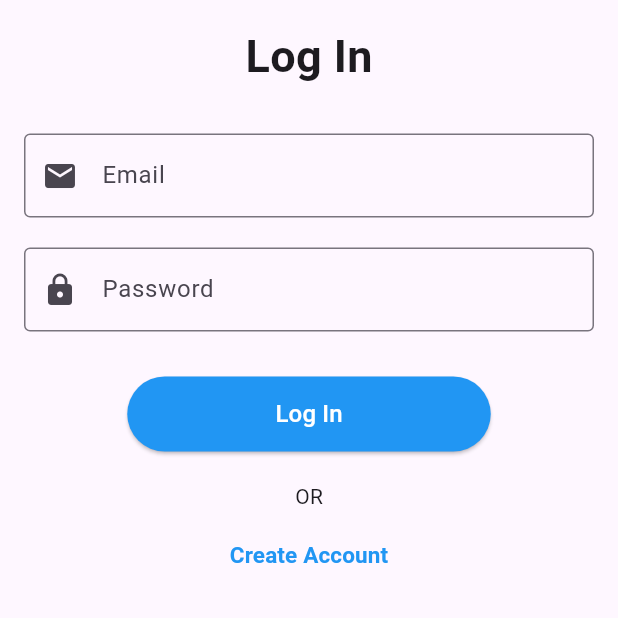
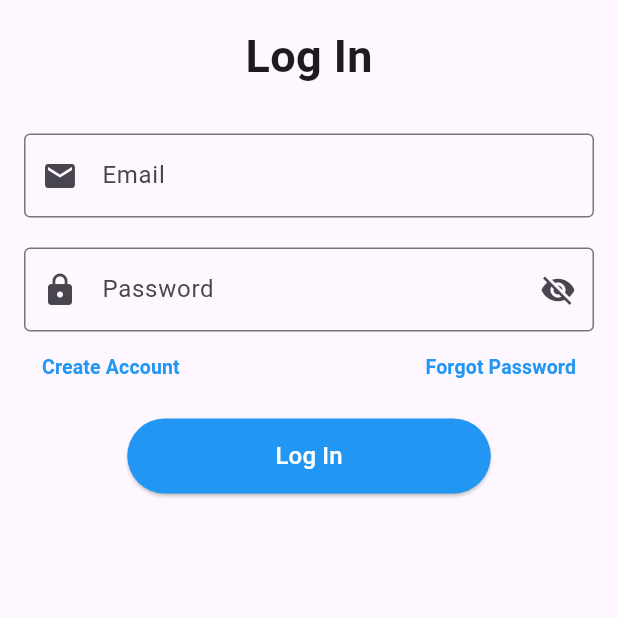
Before and after one commit to arpitWork1999/chat_app, a Flutter app: the screen it shows after launch, after a tap on "Create Account", after a tap on "Sign In", on a phone screen of 412 x 824 dp, the top half of it. Run offline on Flutter 3.47's test engine with Material 3 defaults, Android fonts, the phone set to English and light mode, and no system bars; our stand-ins replace cloud_firestore, country_code_picker, firebase_auth, firebase_core, fluttertoast, shared_preferences; accounts and stored records are empty.

Commit message:
Worked on Login Sign up functionality

```diff
--- a/lib/apiService/api_service.dart
+++ b/lib/apiService/api_service.dart
@@ -21,7 +21,6 @@ class ApiService{
         },
       );
       if (response.statusCode == 200) {
-        print("response---->>>>${response.body}");
         return User.fromJson(jsonDecode(response.body) );
       } else {
         throw Exception('Failed to post data');
@@ -31,7 +30,6 @@ class ApiService{
       throw Exception('An error occurred: $e');
     }
   }
-
 
   Future<SuccessResponse> signUpApi(
       {
--- a/lib/main.dart
+++ b/lib/main.dart
@@ -1,12 +1,12 @@
-
 import 'package:chat_application/providers/auth_provider.dart';
+import 'package:chat_application/providers/shared_prefrences_provider.dart';
 import 'package:chat_application/screens/login_screen.dart';
 import 'package:chat_application/utilities/firebase_options.dart';
 import 'package:firebase_core/firebase_core.dart';
 import 'package:flutter/material.dart';
 import 'package:provider/provider.dart';
 
-void main() async{
+void main() async {
   WidgetsFlutterBinding.ensureInitialized();
   try {
     await Firebase.initializeApp(
@@ -20,30 +20,30 @@ void main() async{
   // );
   runApp(MyApp());
 }
-
 class MyApp extends StatelessWidget {
   const MyApp({super.key});
 
   @override
   Widget build(BuildContext context) {
     return MultiProvider(
-        providers: [
-      ChangeNotifierProvider(create: (_)=> AuthProvider()),
+      providers: [
+        ChangeNotifierProvider(create: (_) => AuthProvider()),
+        ChangeNotifierProvider(create: (_) => SharedPrefrencesService())
       ],
       child: const MaterialApp(
         debugShowCheckedModeBanner: false,
         home: AuthenticationWrapper(),
       ),
-
     );
   }
 }
+
 class AuthenticationWrapper extends StatelessWidget {
   const AuthenticationWrapper({super.key});
 
   @override
   Widget build(BuildContext context) {
-    return Consumer<AuthProvider>(builder: (context,authProvider,child){
+    return Consumer<AuthProvider>(builder: (context, authProvider, child) {
       return LoginScreen();
       // if(authProvider.isSignedIn){
       //   return HomeScreen();
--- a/lib/providers/auth_provider.dart
+++ b/lib/providers/auth_provider.dart
@@ -3,6 +3,21 @@ import 'package:firebase_auth/firebase_auth.dart';
 import 'package:cloud_firestore/cloud_firestore.dart';
 
 class AuthProvider extends ChangeNotifier {
+  String _countryCode = '+91';
+  bool _isObscured = false;
+
+  bool get isObscured => _isObscured;
+
+  void passwordVisibility(){
+    _isObscured = !_isObscured;
+    notifyListeners();
+  }
+
+  String get countryCode => _countryCode;
+
+  set name(String newCountryCode) {
+    _countryCode = newCountryCode;
+    notifyListeners();
     // final FirebaseAuth _auth = FirebaseAuth.instance;
     // final FirebaseFirestore _firestore = FirebaseFirestore.instance;
 
@@ -30,12 +45,5 @@ class AuthProvider extends ChangeNotifier {
     //   await _auth.signOut();
     //   notifyListeners();
     // }
-   String _countryCode = '+91';
-
-  String get countryCode => _countryCode;
-
-  set name (String newCountryCode) {
-    _countryCode = newCountryCode;
-    notifyListeners();
   }
 }
--- /dev/null
+++ b/lib/providers/shared_prefrences_provider.dart
@@ -0,0 +1,35 @@
+import 'package:flutter/material.dart';
+import 'package:shared_preferences/shared_preferences.dart';
+
+class SharedPrefrencesService extends ChangeNotifier{
+  String _userName = " ";
+  String _fullName = " ";
+  String _countryCode = " ";
+  String _phoneNumber = " ";
+  String _email = " ";
+  String _password = " ";
+
+  String get userName => _userName;
+
+  String get fullName => _fullName;
+
+  String get countryCode => _countryCode;
+
+  String get phoneNumber => _phoneNumber;
+
+  String get email => _email;
+
+  String get password => _password;
+
+  Future<void> loadPrefrences()async{
+    final prefs = await SharedPreferences.getInstance();
+    _userName = prefs.getString("userName")??" ";
+    _fullName = prefs.getString("fullName")??" ";
+    _countryCode = prefs.getString("countryCode")??" ";
+    _phoneNumber = prefs.getString("phoneNumber")??" ";
+    _email = prefs.getString("email")??" ";
+    _password = prefs.getString("password")??" ";
+
+    notifyListeners();
+  }
+}
--- a/lib/screens/login_screen.dart
+++ b/lib/screens/login_screen.dart
@@ -1,4 +1,5 @@
 import 'package:chat_application/providers/auth_provider.dart';
+import 'package:chat_application/screens/forgot_password_screen.dart';
 import 'package:chat_application/screens/signup_screen.dart';
 import 'package:flutter/material.dart';
 import 'package:fluttertoast/fluttertoast.dart';
@@ -20,19 +21,18 @@ class _LoginScreenState extends State<LoginScreen> {
   final TextEditingController _emailController = TextEditingController();
   final TextEditingController _passController = TextEditingController();
   ApiService apiService = ApiService();
-  String? _username, _password;
 
   Future<void> logIn() async {
     if (formKey.currentState!.validate()) {
       apiService
           .logInApi(
               personalInfo: _emailController.text.trim(),
-              password: _passController.text)
+              password: _passController.text.trim())
           .then((v) {
         if (v.statusCode == 200) {
+          UserPreferences().saveUser(v);
           Navigator.pushReplacement(
               context, MaterialPageRoute(builder: (context) => HomeScreen()));
-          UserPreferences().saveUser(v);
         }
       });
 
@@ -45,10 +45,9 @@ class _LoginScreenState extends State<LoginScreen> {
   @override
   Widget build(BuildContext context) {
     final authProvider = Provider.of<AuthProvider>(context);
-    return Scaffold(
-      // appBar: AppBar(
-      //   title: const Text("data"),
-      // ),
+    return GestureDetector(
+      onTap: FocusManager.instance.primaryFocus?.unfocus,
+      child: Scaffold(
         body: SafeArea(
           child: Padding(
             padding: const EdgeInsets.all(16),
@@ -60,7 +59,8 @@ class _LoginScreenState extends State<LoginScreen> {
                   children: [
                     const Text(
                       "Log In",
-                    style: TextStyle(fontSize: 30, fontWeight: FontWeight.w700),
+                      style:
+                          TextStyle(fontSize: 30, fontWeight: FontWeight.w700),
                     ),
                     const SizedBox(
                       height: 30,
@@ -84,40 +84,69 @@ class _LoginScreenState extends State<LoginScreen> {
                         }
                         return null;
                       },
-                    onSaved: (value) => _username,
-
-                    // validator: (value) {
-                    //   if (value == null || value.isEmpty) {
-                    //     return "Please Enter Email";
-                    //   }
-                    //   return null;
-                    // },
                     ),
                     const SizedBox(
                       height: 20,
                     ),
                     TextFormField(
                       controller: _passController,
-                    obscureText: true,
+                      obscureText: !authProvider.isObscured,
                       keyboardType: TextInputType.visiblePassword,
-                    decoration: const InputDecoration(
-                        prefixIcon: Icon(Icons.lock),
+                      decoration: InputDecoration(
+                          prefixIcon: const Icon(Icons.lock),
+                          suffixIcon: IconButton(
+                              onPressed: (){
+                                authProvider.passwordVisibility();
+                              },
+                              icon: Icon(authProvider.isObscured
+                                  ? Icons.visibility
+                                  : Icons.visibility_off)),
                           labelText: "Password",
-                        border: OutlineInputBorder()),
+                          border: const OutlineInputBorder()),
                       validator: (value) {
                         if (value == null || value.isEmpty) {
                           return "Please Enter Password";
                         }
                         return null;
                       },
-                    onSaved: (value) {
-                      setState(() {
-                        print("_password====$value");
-                      });
+                    ),
+                    Row(
+                      mainAxisAlignment: MainAxisAlignment.spaceBetween,
+                      children: [
+                        TextButton(
+                          onPressed: () {
+                            Navigator.pushReplacement(
+                                context,
+                                MaterialPageRoute(
+                                    builder: (context) => SignUpScreen()));
                           },
+                          child: const Text(
+                            "Create Account",
+                            style: TextStyle(
+                                color: Colors.blue,
+                                fontWeight: FontWeight.w600,
+                                fontSize: 13),
+                          ),
+                        ),
+                        TextButton(
+                          onPressed: () {
+                            Navigator.pushReplacement(
+                                context,
+                                MaterialPageRoute(
+                                    builder: (context) => ForgotPasswordScreen()));
+                          },
+                          child: const Text(
+                            "Forgot Password",
+                            style: TextStyle(
+                                color: Colors.blue,
+                                fontWeight: FontWeight.w600,
+                                fontSize: 13),
+                          ),
+                        ),
+                      ],
                     ),
                     const SizedBox(
-                    height: 30,
+                      height: 10,
                     ),
                     SizedBox(
                       height: 50,
@@ -146,29 +175,12 @@ class _LoginScreenState extends State<LoginScreen> {
                             style: TextStyle(fontSize: 16),
                           )),
                     ),
-                  SizedBox(
+                    const SizedBox(
                       height: 20,
                     ),
-                  Text("OR"),
-                  SizedBox(
-                    height: 5,
+
+                  ],
                 ),
-                  TextButton(
-                    onPressed: () {
-                      Navigator.pushReplacement(
-                          context,
-                          MaterialPageRoute(
-                              builder: (context) => SignUpScreen()));
-                    },
-                    child: Text(
-                      "Create Account",
-                      style: TextStyle(
-                          color: Colors.blue,
-                          fontWeight: FontWeight.w600,
-                          fontSize: 15),
-                    ),
-                  ),
-                ],
               ),
             ),
           ),
--- a/lib/screens/signup_screen.dart
+++ b/lib/screens/signup_screen.dart
@@ -26,30 +26,24 @@ class _SignUpScreenState extends State<SignUpScreen> {
   final TextEditingController _phoneNumberController = TextEditingController();
   ApiService apiService = ApiService();
 
-  String? _firstName,
-      _lastName,
-      _phoneNumber,
-      _username,
-      _password,
-      _confirmPassword;
-
   Future<void> signUp() async {
     if (formKey.currentState!.validate()) {
-      if (_password == _confirmPassword) {
+      if (_passController == _confirmPassController) {
         print("Saved");
         final provider = Provider.of<AuthProvider>(context, listen: false);
         await apiService
             .signUpApi(
                 userName: _firstNameController.text.trim(),
-                fullName: "${_firstNameController.text} ${_lastNameController.text.trim()}",
+                fullName:
+                    "${_firstNameController.text} ${_lastNameController.text.trim()}",
                 countryCode: provider.countryCode,
                 phoneNumber: _phoneNumberController.text.trim(),
                 email: _emailController.text.trim(),
                 password: _passController.text.trim())
             .then((v) {
-              if(v.statusCode==200){
-                Navigator.pushReplacement(
-                    context, MaterialPageRoute(builder: (context) => LoginScreen()));
+          if (v.statusCode == 200) {
+            Navigator.pushReplacement(context,
+                MaterialPageRoute(builder: (context) => LoginScreen()));
           }
         });
       } else {
@@ -82,8 +76,10 @@ class _SignUpScreenState extends State<SignUpScreen> {
 
   @override
   Widget build(BuildContext context) {
-    // final authProvider = Provider.of<AuthProvider>(context);
-    return Scaffold(
+    final authProvider = Provider.of<AuthProvider>(context);
+    return GestureDetector(
+      onTap: FocusManager.instance.primaryFocus?.unfocus,
+      child: Scaffold(
         body: SafeArea(
           child: Padding(
             padding: const EdgeInsets.all(16),
@@ -96,7 +92,8 @@ class _SignUpScreenState extends State<SignUpScreen> {
                   children: [
                     const Text(
                       "Create Account",
-                    style: TextStyle(fontSize: 30, fontWeight: FontWeight.w700),
+                      style:
+                          TextStyle(fontSize: 30, fontWeight: FontWeight.w700),
                     ),
                     const SizedBox(
                       height: 30,
@@ -114,7 +111,6 @@ class _SignUpScreenState extends State<SignUpScreen> {
                         }
                         return null;
                       },
-                    onSaved: (value) => _firstName,
                     ),
                     const SizedBox(
                       height: 20,
@@ -132,7 +128,6 @@ class _SignUpScreenState extends State<SignUpScreen> {
                         }
                         return null;
                       },
-                    onSaved: (value) => _lastName,
                     ),
                     const SizedBox(
                       height: 20,
@@ -162,7 +157,6 @@ class _SignUpScreenState extends State<SignUpScreen> {
                         }
                         return null;
                       },
-                    onSaved: (value) => _phoneNumber,
                     ),
                     const SizedBox(
                       height: 20,
@@ -180,43 +174,52 @@ class _SignUpScreenState extends State<SignUpScreen> {
                         }
                         return null;
                       },
-                    onSaved: (value) => _username,
                     ),
                     const SizedBox(
                       height: 20,
                     ),
                     TextFormField(
+                      obscureText: !authProvider.isObscured,
                       controller: _passController,
                       keyboardType: TextInputType.visiblePassword,
-                    decoration: const InputDecoration(
-                        prefixIcon: Icon(Icons.lock),
+                      decoration: InputDecoration(
+                          prefixIcon: const Icon(Icons.lock),
+                          suffixIcon: IconButton(
+                              onPressed: authProvider.passwordVisibility,
+                              icon: Icon(authProvider.isObscured
+                                  ? Icons.visibility
+                                  : Icons.visibility_off)),
                           labelText: "Password",
-                        border: OutlineInputBorder()),
+                          border: const OutlineInputBorder()),
                       validator: (value) {
                         if (value == null || value.isEmpty) {
                           return "Please Enter Password";
                         }
                         return null;
                       },
-                    onSaved: (value) => _password,
                     ),
                     const SizedBox(
                       height: 20,
                     ),
                     TextFormField(
+                      obscureText: !authProvider.isObscured,
                       controller: _confirmPassController,
                       keyboardType: TextInputType.visiblePassword,
-                    decoration: const InputDecoration(
-                        prefixIcon: Icon(Icons.lock),
+                      decoration: InputDecoration(
+                          prefixIcon: const Icon(Icons.lock),
+                          suffixIcon: IconButton(
+                              onPressed: authProvider.passwordVisibility,
+                              icon: Icon(authProvider.isObscured
+                                  ? Icons.visibility
+                                  : Icons.visibility_off)),
                           labelText: "Confirm Password",
-                        border: OutlineInputBorder()),
+                          border: const OutlineInputBorder()),
                       validator: (value) {
                         if (value == null || value.isEmpty) {
                           return "Please Enter Password";
                         }
                         return null;
                       },
-                    onSaved: (value) => _confirmPassword,
                     ),
                     const SizedBox(
                       height: 30,
@@ -263,6 +266,7 @@ class _SignUpScreenState extends State<SignUpScreen> {
             ),
           ),
         ),
+      ),
     );
   }
 }
```
Also changed, not shown: lib/screens/forgot_password_screen.dart (added, +104 -0 lines), lib/screens/home_screen.dart (+32 -4 lines), lib/utilities/shared_preference.dart (+11 -0 lines). Lines whose indentation alone changed are shown as unchanged.
